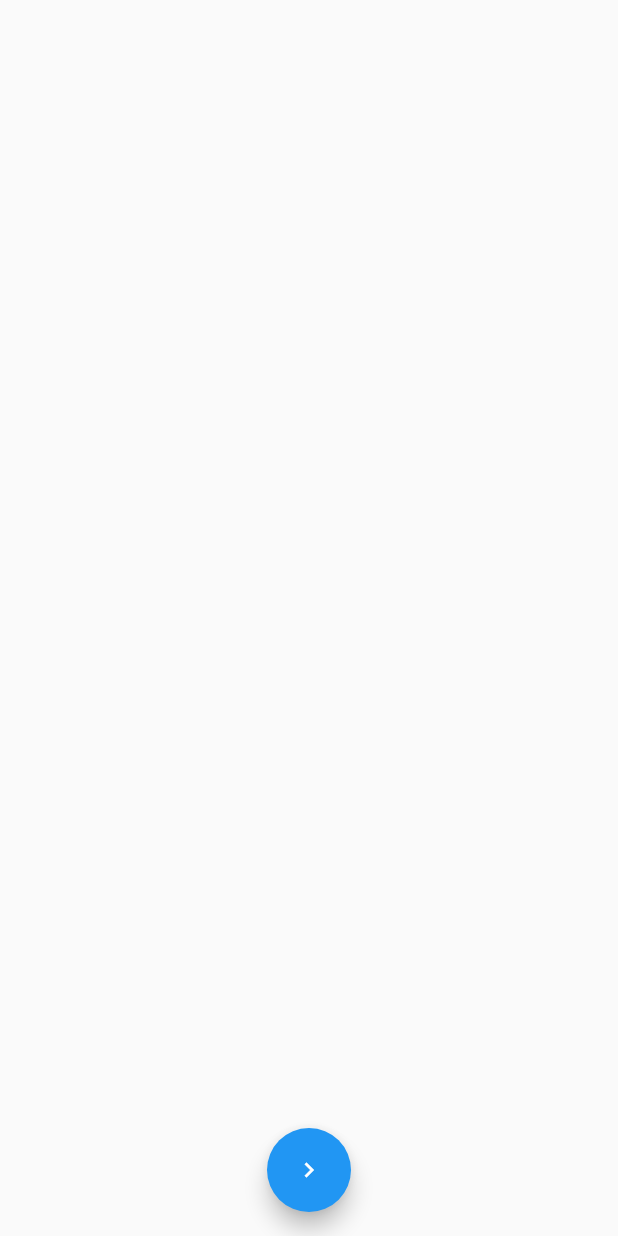
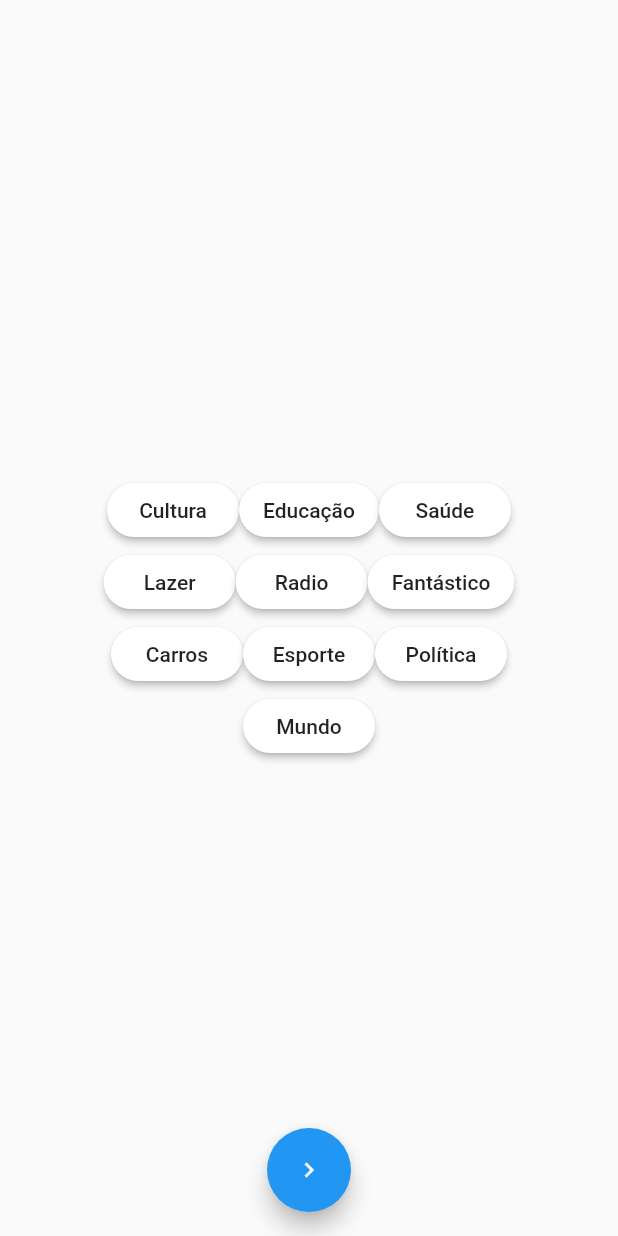
Before and after one commit to manbbo/globoapp, a Flutter app: the screen it shows after launch, on a phone screen of 412 x 824 dp. Run offline on Flutter 3.47's test engine with Material 2 defaults, Android fonts, the phone set to English and light mode, and no system bars; our stand-ins replace carousel_slider.

Commit message:
Added the choose class and homepage class

```diff
--- a/lib/src/screens/choose_content.dart
+++ b/lib/src/screens/choose_content.dart
@@ -1,9 +1,5 @@
 import 'package:flutter/material.dart';
-
-import 'package:flutter/rendering.dart';
-import '../widgets/content.dart';
-import './content_view.dart';
-import 'package:flutter/foundation.dart';
+import 'homepage.dart';
 
 class ChooseContent extends StatefulWidget {
   @override
@@ -11,156 +7,84 @@ class ChooseContent extends StatefulWidget {
 }
 
 class _ChooseContentState extends State<ChooseContent> {
+  List<bool> disabled = [false,false,false,false,false,false,false,false,false,false];
+  Widget createButton(text, int i) {
+    //bool disabled = false;
+    String finalText;
+    return RaisedButton(
+    child: Text(this.disabled[i]? "Adicionado" : text ),
+      color: Colors.white,
+      onPressed: () => this.disabled[i] ? this.disabled[i] = false : this.disabled[i] = true,
+      highlightColor: Colors.grey,
+      shape: RoundedRectangleBorder(
+        borderRadius: BorderRadius.circular(18.0),
+      ),
+    );
+  }
+
   @override
   Widget build(BuildContext context) {
     return Scaffold(
-      body: Stack(
-        children: <Widget>[
-
-        ],
+      body: Container(
+        alignment: Alignment.center,
+        padding: EdgeInsets.all(20),
+        child: PageView(
+          children: <Widget>[
+            Column(
+              mainAxisAlignment: MainAxisAlignment.center,
+              children: <Widget>[
+                Row(
+                  mainAxisAlignment: MainAxisAlignment.center,
+                  children: <Widget>[
+                    createButton('Cultura', 0),
+                    createButton('Educação', 1),
+                    createButton('Saúde', 2),
+                  ],
+                ),
+                Row(
+                  mainAxisAlignment: MainAxisAlignment.center,
+                  children: <Widget>[
+                    createButton('Lazer', 3),
+                    createButton('Radio', 4),
+                    createButton('Fantástico', 5),
+                  ],
+                ),
+                Row(
+                  mainAxisAlignment: MainAxisAlignment.center,
+                  children: <Widget>[
+                    createButton('Carros', 6),
+                    createButton('Esporte', 7),
+                    createButton('Política', 8),
+                  ],
+                ),
+                Row(
+                  mainAxisAlignment: MainAxisAlignment.center,
+                  children: <Widget>[
+                    createButton('Mundo', 9),
+                  ],
+                ),
+                Row(
+                  children: <Widget>[],
+                ),
+              ],
+            )
+          ],
+        ),
       ),
       floatingActionButton: FloatingActionButton(
-        child: IconButton(icon: Icon(Icons.navigate_next, color: Colors.white, size: 20,),),
-        onPressed: () {Navigator.push(context, MaterialPageRoute(builder: (context) => MyHomePage())); },
+        child: IconButton(
+          icon: Icon(
+            Icons.navigate_next,
+            color: Colors.white,
+            size: 20,
+          ),
+        ),
+        onPressed: () {
+          Navigator.push(
+              context, MaterialPageRoute(builder: (context) => MyHomePage()));
+        },
       ),
       floatingActionButtonLocation: FloatingActionButtonLocation.centerFloat,
     );
   }
 }
-
-class MyHomePage extends StatefulWidget {
-  MyHomePage({
-    Key key,
-  }) : super(key: key);
-
-  @override
-  _MyHomePageState createState() => _MyHomePageState();
-}
-
-class _MyHomePageState extends State<MyHomePage> {
-  final globalKey = GlobalKey<ScaffoldState>();
-
-  @override
-  Widget build(BuildContext context) {
-    return Scaffold(
-      key: globalKey,
-      body: CustomScrollView(
-        slivers: <Widget>[
-          SliverAppBar(
-            leading: IconButton(
-              icon: Icon(
-                Icons.list,
-                color: Colors.blue,
-                size: 40,
-              ),
-              onPressed: () {
-                globalKey.currentState.openDrawer();
-              },
-            ),
-            pinned: true,
-            //expandedHeight: 0.0,
-            floating: true,
-            backgroundColor: Colors.white,
-            automaticallyImplyLeading: true,
-            stretch: true,
-            flexibleSpace: FlexibleSpaceBar(
-              titlePadding: EdgeInsets.only(left: 30, top: 5, bottom: 10),
-              collapseMode: CollapseMode.parallax,
-              centerTitle: true,
-              title: Text.rich(TextSpan(
-                  text: "globo.com",
-                  style: TextStyle(
-                      fontSize: 35,
-                      fontWeight: FontWeight.bold,
-                      color: Colors.blue))),
-            ),
-          ),
-          SliverFillRemaining(
-            child: Container(
-              child: ListView(
-                padding: EdgeInsets.only(top: 3),
-                children: <Widget>[
-                  InkWell(
-                      child: MainContent(
-                        topicName: "Principais Noticias",
-                        newsName: "Procura por adoção de cães e gatos cresce na pandemia",
-                      ),
-                      onTap: () => Navigator.of(context).push(
-                          MaterialPageRoute(builder: (BuildContext ctx) {
-                            return new ContentView();
-                          }))),
-                  Container(
-                    width: 30,
-                  ),
-                  InkWell(
-                      child: Content(
-                        topicName: "Economia",
-                        newsName: "Bovespa começa maio operando em forte queda",
-                        imgUrl: "https://s2.glbimg.com/XoRB1EVE2_MWoxxhAlPDLQznraI=/540x304/top/smart/https://i.s3.glbimg.com/v1/AUTH_59edd422c0c84a879bd37670ae4f538a/internal_photos/bs/2020/W/7/RaokEcQPefLb2yrqIAwQ/kxilq-varia-o-do-ibovespa-em-2020-3-.png",
-                        color: Colors.amber,
-                      ),
-                      onTap: () => Navigator.of(context).push(
-                          MaterialPageRoute(builder: (BuildContext ctx) {
-                            return new ContentView();
-                          }))),
-                  InkWell(
-                      child: Content(
-                        topicName: "corona\nvirus",
-                        newsName: "Aldir Blanc, compositor e escritor, morre no Rio",
-                        imgUrl: "https://s2.glbimg.com/4tXSL6-EO_dfJ5XUDudezH66R58=/240x135/top/smart/filters:strip_icc()/s2.glbimg.com/OhWUJMxguwxKPQwIeIsLlfLPc38=/0x117:2598x1576/267x150/i.s3.glbimg.com/v1/AUTH_59edd422c0c84a879bd37670ae4f538a/internal_photos/bs/2020/g/m/u5APd4RnmbE0dmIpMLiw/age20200415011.jpg",
-                        color: Colors.redAccent,
-                      ),
-                      onTap: () => Navigator.of(context).push(
-                          MaterialPageRoute(builder: (BuildContext ctx) {
-                            return new ContentView();
-                          }))),
-                  InkWell(
-                      child: Content(
-                        topicName: "bbb",
-                        newsName: "Ex-BBB Daniel fala da ansiedade pela primeira vez com Marcela",
-                        imgUrl: "https://s2.glbimg.com/44ef-vyFmWxoXbeSTCSbGQYisjY=/398x224/top/smart/filters:strip_icc()/s2.glbimg.com/3kkcyXQ8iwksilyJdTCc2O3Sy6s=/0x76:1280x797/398x224/i.glbimg.com/og/ig/infoglobo/f/original/2020/04/30/img-20200428-wa0073.jpg",
-                        color: Colors.deepOrange,
-
-                      ),
-                      onTap: () => Navigator.of(context).push(
-                          MaterialPageRoute(builder: (BuildContext ctx) {
-                            return new ContentView();
-                          }))),
-                  InkWell(
-                      child: Content(
-                        topicName: "Mundo",
-                        newsName: "Remessas de brasileiros nos EUA caem até 90%, mas podem aliviar auge da crise no Brasil",
-                        imgUrl: "https://s2.glbimg.com/6qVfB55S2Zw8oozAz5hc_auDdyk=/540x304/top/smart/https://i.s3.glbimg.com/v1/AUTH_59edd422c0c84a879bd37670ae4f538a/internal_photos/bs/2016/2/y/g2Ek6eRXqOIBr3UBgC7A/2016-12-14t130811z-1-lynxmpecbd0td-rtroptp-3-brazil-ratings-economy.jpg",
-                        color: Colors.blue,
-                      ),
-                      onTap: () => Navigator.of(context).push(
-                          MaterialPageRoute(builder: (BuildContext ctx) {
-                            return new ContentView();
-                          }))),
-                  Container(height: 5,),
-                  Container(
-                      color: Colors.blue,
-                      height: 80,
-                      child: Stack(
-                        children: <Widget>[
-                          Container(padding: EdgeInsets.only(top: 15),
-                            alignment: Alignment.topCenter,
-                            child: Text.rich(TextSpan(text:'globo.com', style: TextStyle(fontSize: 20, color: Colors.white, fontWeight: FontWeight.bold))),),
-                          Container( padding: EdgeInsets.only(top: 47),
-                            alignment: Alignment.topCenter,
-                            child: Text.rich(TextSpan(text: '© Copyright 2000-2020 Globo Comunicação e Participações S.A.', style: TextStyle(fontSize: 10, color: Colors.white))),)
-                        ],
-                      )),
-                ],
-              ),
-            ),
-          )
-        ],
-      ),
-      resizeToAvoidBottomInset: true,
-      drawer: Drawer(
-        child: Text('DRAWER'),
-      ),
-    );
-  }
-}
```
Also changed, not shown: lib/src/screens/homepage.dart (added, +164 -0 lines), lib/src/widgets/content.dart (+72 -47 lines), lib/main.dart (line endings or trailing spaces).
